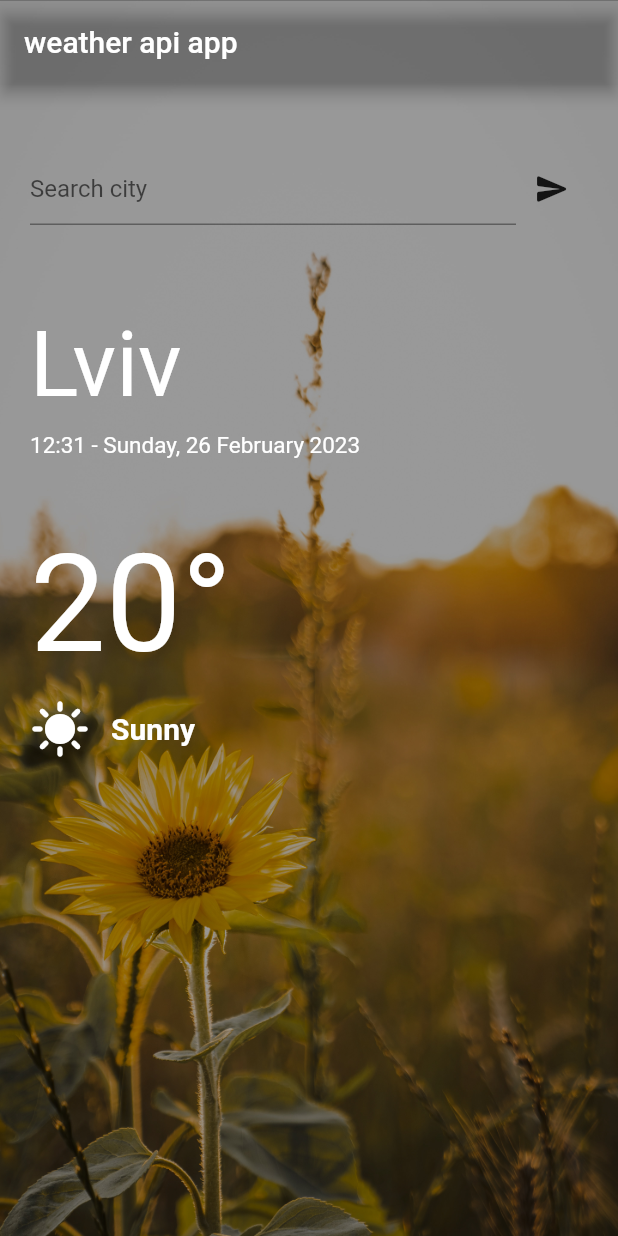
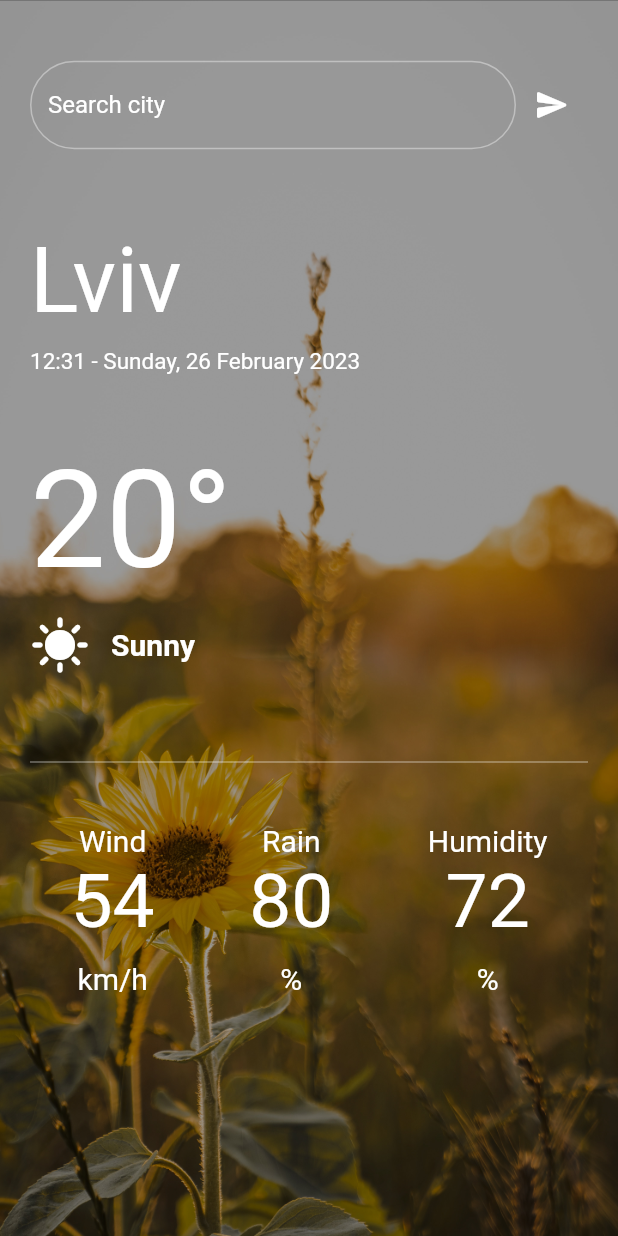
Before and after one commit to ihr1337/weatherapi_app, a Flutter app: the screen it shows after launch, on a phone screen of 412 x 824 dp. Run offline on Flutter 3.47's test engine with Material 2 defaults, Android fonts, the phone set to English and light mode, and no system bars.

```diff
--- a/lib/main.dart
+++ b/lib/main.dart
@@ -1,6 +1,5 @@
 import 'package:flutter/material.dart';
-
-import 'widgets/widgets_exports.dart';
+import 'package:weatherapi_app/screens/weather.dart';
 
 void main() => runApp(const MaterialApp(home: MyApp()));
 
@@ -12,41 +11,11 @@ class MyApp extends StatelessWidget {
   @override
   Widget build(BuildContext context) {
     return MaterialApp(
-      home: Stack(
-        children: [
-          Image.asset(
-            'assets/images/sunny1.jpg',
-            height: MediaQuery.of(context).size.height,
-            width: MediaQuery.of(context).size.width,
-            fit: BoxFit.cover,
-          ),
-          Scaffold(
-            backgroundColor: Colors.transparent,
-            appBar: AppBar(
-              backgroundColor: Colors.transparent,
-              title: const Text('weather api app'),
-            ),
-            body: CustomScrollView(scrollDirection: Axis.vertical, slivers: [
-              SliverFillRemaining(
-                child: Center(
-                  child: SafeArea(
-                    child: Padding(
-                      padding: const EdgeInsets.all(20.0),
-                      child: Column(
-                        children: const [
-                          SearchBar(),
-                          CityAndTimeDate(),
-                          TempAndConditions(),
-                        ],
-                      ),
-                    ),
-                  ),
-                ),
-              ),
-            ]),
-          )
-        ],
-      ),
+      initialRoute: '/weather',
+      routes: {
+        '/weather': (context) => const Weather(),
+        // '/loading': (context) => const Loading(),
+      },
     );
   }
 }
--- /dev/null
+++ b/lib/screens/loading.dart
@@ -0,0 +1 @@
+import 'package:flutter/material.dart';
--- /dev/null
+++ b/lib/screens/weather.dart
@@ -0,0 +1,164 @@
+import 'package:flutter/material.dart';
+
+import '../constants/constants.dart';
+import '../widgets/properties_widget.dart';
+
+class Weather extends StatefulWidget {
+  const Weather({super.key});
+
+  @override
+  State<Weather> createState() => _WeatherState();
+}
+
+class _WeatherState extends State<Weather> {
+  @override
+  Widget build(BuildContext context) {
+    return Stack(children: [
+      Image.asset(
+        'assets/images/sunny1.jpg',
+        height: MediaQuery.of(context).size.height,
+        width: MediaQuery.of(context).size.width,
+        fit: BoxFit.cover,
+      ),
+      GestureDetector(
+        onTap: () => FocusManager.instance.primaryFocus?.unfocus(),
+        child: Scaffold(
+          resizeToAvoidBottomInset: false,
+          backgroundColor: Colors.transparent,
+          body: CustomScrollView(scrollDirection: Axis.vertical, slivers: [
+            SliverFillRemaining(
+              child: Center(
+                child: SafeArea(
+                  child: Padding(
+                    padding: const EdgeInsets.all(20.0),
+                    child: Column(
+                      children: [
+                        SizedBox(
+                          height: 100,
+                          width: double.maxFinite,
+                          child: Row(
+                            children: [
+                              Expanded(
+                                  child: Theme(
+                                data: ThemeData(primaryColor: Colors.white),
+                                child: TextField(
+                                    style: const TextStyle(color: Colors.white),
+                                    decoration: InputDecoration(
+                                      enabledBorder: OutlineInputBorder(
+                                          borderRadius:
+                                              BorderRadius.circular(50.0),
+                                          borderSide: const BorderSide(
+                                              color: Colors.white38)),
+                                      focusedBorder: OutlineInputBorder(
+                                          borderRadius:
+                                              BorderRadius.circular(50.0),
+                                          borderSide: const BorderSide(
+                                              color: Colors.white)),
+                                      hintText: 'Search city',
+                                      hintStyle:
+                                          const TextStyle(color: Colors.white),
+                                    )),
+                              )),
+                              IconButton(
+                                onPressed: () {},
+                                icon: const Icon(Icons.send_rounded),
+                                color: Colors.white,
+                              )
+                            ],
+                          ),
+                        ),
+                        SizedBox(
+                            height: 130,
+                            child: Column(
+                              mainAxisAlignment: MainAxisAlignment.end,
+                              crossAxisAlignment: CrossAxisAlignment.start,
+                              children: [
+                                const Text(
+                                  'Lviv',
+                                  style:
+                                      TextStyle(fontSize: 60, color: fontColor),
+                                ),
+                                const SizedBox(
+                                  height: 10,
+                                ),
+                                SizedBox(
+                                  child: Row(
+                                    children: const [
+                                      Text(
+                                        '12:31 - Sunday, 26 February 2023',
+                                        style: TextStyle(
+                                            fontSize: 15, color: fontColor),
+                                      ),
+                                    ],
+                                  ),
+                                )
+                              ],
+                            )),
+                        SizedBox(
+                            height: 200,
+                            width: double.maxFinite,
+                            child: Column(
+                                mainAxisAlignment: MainAxisAlignment.end,
+                                crossAxisAlignment: CrossAxisAlignment.start,
+                                children: [
+                                  const Text(
+                                    '20°',
+                                    style: TextStyle(
+                                        fontSize: 90, color: fontColor),
+                                  ),
+                                  const SizedBox(
+                                    height: 10,
+                                  ),
+                                  SizedBox(
+                                    width: 110,
+                                    child: Row(
+                                      mainAxisAlignment:
+                                          MainAxisAlignment.spaceBetween,
+                                      children: const [
+                                        Icon(Icons.sunny,
+                                            size: 40, color: fontColor),
+                                        Text('Sunny',
+                                            style: TextStyle(
+                                                fontSize: 20,
+                                                fontWeight: FontWeight.w700,
+                                                color: fontColor)),
+                                      ],
+                                    ),
+                                  )
+                                ])),
+                        const SizedBox(
+                          height: 50,
+                        ),
+                        const Divider(
+                          thickness: 1,
+                          color: Colors.white38,
+                        ),
+                        const SizedBox(
+                          height: 30,
+                        ),
+                        Padding(
+                          padding: const EdgeInsets.all(2.0),
+                          child: SizedBox(
+                            width: 320,
+                            child: Row(
+                              mainAxisAlignment: MainAxisAlignment.spaceBetween,
+                              children: [
+                                buildProperty('Wind', '54', 'km/h'),
+                                buildProperty('Rain', '80', '%'),
+                                buildProperty('Humidity', '72', '%'),
+                              ],
+                            ),
+                          ),
+                        )
+                      ],
+                    ),
+                  ),
+                ),
+              ),
+            ),
+          ]),
+        ),
+      ),
+    ]);
+  }
+}
--- a/lib/widgets/city_and_time_date_widget.dart
+++ /dev/null
@@ -1,36 +0,0 @@
-import 'package:flutter/material.dart';
-
-import '../constants/constants.dart';
-
-class CityAndTimeDate extends StatelessWidget {
-  const CityAndTimeDate({super.key});
-
-  @override
-  Widget build(BuildContext context) {
-    return SizedBox(
-        height: 130,
-        child: Column(
-          mainAxisAlignment: MainAxisAlignment.end,
-          crossAxisAlignment: CrossAxisAlignment.start,
-          children: [
-            const Text(
-              'Lviv',
-              style: TextStyle(fontSize: 60, color: fontColor),
-            ),
-            const SizedBox(
-              height: 10,
-            ),
-            SizedBox(
-              child: Row(
-                children: const [
-                  Text(
-                    '12:31 - Sunday, 26 February 2023',
-                    style: TextStyle(fontSize: 15, color: fontColor),
-                  ),
-                ],
-              ),
-            )
-          ],
-        ));
-  }
-}
--- /dev/null
+++ b/lib/widgets/properties_widget.dart
@@ -0,0 +1,24 @@
+import 'package:flutter/material.dart';
+
+Widget buildProperty(String propertyName, String value, String measureSystem) {
+  return Padding(
+    padding: const EdgeInsets.all(1),
+    child: Column(children: [
+      Text(
+        propertyName,
+        style: const TextStyle(fontSize: 20, color: Colors.white),
+      ),
+      Text(
+        value,
+        style: const TextStyle(fontSize: 50, color: Colors.white),
+      ),
+      const SizedBox(
+        height: 10,
+      ),
+      Text(
+        measureSystem,
+        style: const TextStyle(fontSize: 20, color: Colors.white),
+      ),
+    ]),
+  );
+}
--- a/lib/widgets/search_bar_widget.dart
+++ /dev/null
@@ -1,23 +0,0 @@
-import 'package:flutter/material.dart';
-
-class SearchBar extends StatelessWidget {
-  const SearchBar({super.key});
-
-  @override
-  Widget build(BuildContext context) {
-    return SizedBox(
-      height: 100,
-      width: double.maxFinite,
-      child: Row(
-        children: [
-          const Expanded(
-              child: TextField(
-                  decoration: InputDecoration(
-            hintText: 'Search city',
-          ))),
-          IconButton(onPressed: () {}, icon: const Icon(Icons.send_rounded))
-        ],
-      ),
-    );
-  }
-}
--- a/lib/widgets/temp_conditions_widget.dart
+++ /dev/null
@@ -1,39 +0,0 @@
-import 'package:flutter/material.dart';
-import 'package:weatherapi_app/constants/constants.dart';
-
-class TempAndConditions extends StatelessWidget {
-  const TempAndConditions({super.key});
-
-  @override
-  Widget build(BuildContext context) {
-    return SizedBox(
-        height: 200,
-        width: double.maxFinite,
-        child: Column(
-            mainAxisAlignment: MainAxisAlignment.end,
-            crossAxisAlignment: CrossAxisAlignment.start,
-            children: [
-              const Text(
-                '20°',
-                style: TextStyle(fontSize: 90, color: fontColor),
-              ),
-              const SizedBox(
-                height: 10,
-              ),
-              SizedBox(
-                width: 110,
-                child: Row(
-                  mainAxisAlignment: MainAxisAlignment.spaceBetween,
-                  children: const [
-                    Icon(Icons.sunny, size: 40, color: fontColor),
-                    Text('Sunny',
-                        style: TextStyle(
-                            fontSize: 20,
-                            fontWeight: FontWeight.w700,
-                            color: fontColor)),
-                  ],
-                ),
-              )
-            ]));
-  }
-}
--- a/lib/widgets/widgets_exports.dart
+++ /dev/null
@@ -1,3 +0,0 @@
-export 'package:weatherapi_app/widgets/city_and_time_date_widget.dart';
-export 'package:weatherapi_app/widgets/search_bar_widget.dart';
-export 'package:weatherapi_app/widgets/temp_conditions_widget.dart';
```
